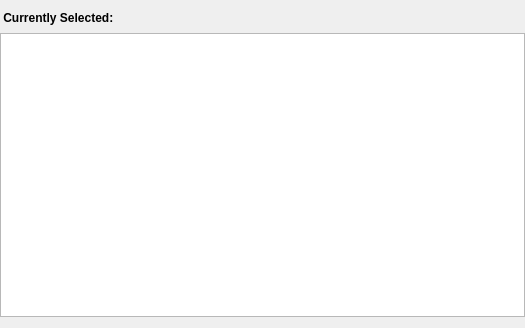
Qt form Resources/UI/qSlicerLongitudinalPETCTReportTableWidget.ui (paulcm/LongitudinalPETCT) before a commit.
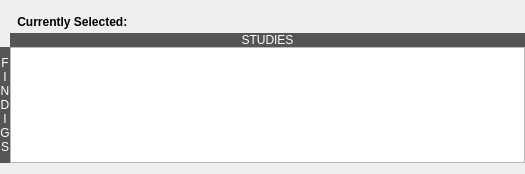
The same form after that commit.

Commit message: ENH: Added rows and columns descriptor labels

The edit to the form file:
```diff
--- a/Resources/UI/qSlicerLongitudinalPETCTReportTableWidget.ui
+++ b/Resources/UI/qSlicerLongitudinalPETCTReportTableWidget.ui
@@ -7,7 +7,7 @@
     <x>0</x>
     <y>0</y>
     <width>525</width>
-    <height>328</height>
+    <height>174</height>
    </rect>
   </property>
   <property name="windowTitle">
@@ -30,7 +30,7 @@
     <number>6</number>
    </property>
    <item>
-    <layout class="QGridLayout" name="gridLayout" columnstretch="0,1">
+    <layout class="QGridLayout" name="gridLayout" columnstretch="0,1,0,0,0">
      <property name="leftMargin">
       <number>0</number>
      </property>
@@ -43,13 +43,53 @@
      <property name="bottomMargin">
       <number>5</number>
      </property>
-     <property name="horizontalSpacing">
-      <number>12</number>
+     <property name="spacing">
+      <number>0</number>
      </property>
-     <property name="verticalSpacing">
+     <item row="2" column="1" colspan="3">
+      <widget class="QLabel" name="Label_Studies">
+       <property name="styleSheet">
+        <string notr="true">QLabel {background-color: #555;color:#FEFEFE; }</string>
+       </property>
+       <property name="text">
+        <string>STUDIES</string>
+       </property>
+       <property name="alignment">
+        <set>Qt::AlignCenter</set>
+       </property>
+      </widget>
+     </item>
+     <item row="3" column="1" colspan="3">
+      <widget class="QTableWidget" name="TableReport"/>
+     </item>
+     <item row="3" column="0">
+      <widget class="QLabel" name="Label_Findings">
+       <property name="styleSheet">
+        <string notr="true">QLabel {background-color: #555;color:#FEFEFE; }</string>
+       </property>
+       <property name="text">
+        <string>F
+I
+N
+D
+I
+G
+S</string>
+       </property>
+       <property name="alignment">
+        <set>Qt::AlignCenter</set>
+       </property>
+      </widget>
+     </item>
+     <item row="0" column="1" colspan="3">
+      <layout class="QHBoxLayout" name="horizontalLayout">
+       <property name="spacing">
       <number>8</number>
      </property>
-     <item row="0" column="0">
+       <property name="margin">
+        <number>4</number>
+       </property>
+       <item>
       <widget class="QLabel" name="LabelSelected">
        <property name="styleSheet">
         <string notr="true">font-weight: 600;</string>
@@ -62,15 +102,14 @@
        </property>
       </widget>
      </item>
-     <item row="0" column="1">
+       <item>
       <widget class="QLabel" name="LabelSelectedValue">
        <property name="text">
         <string/>
        </property>
       </widget>
      </item>
-     <item row="1" column="0" colspan="2">
-      <widget class="QTableWidget" name="TableReport"/>
+      </layout>
      </item>
     </layout>
    </item>
```
Lines whose indentation alone changed are shown as unchanged.
